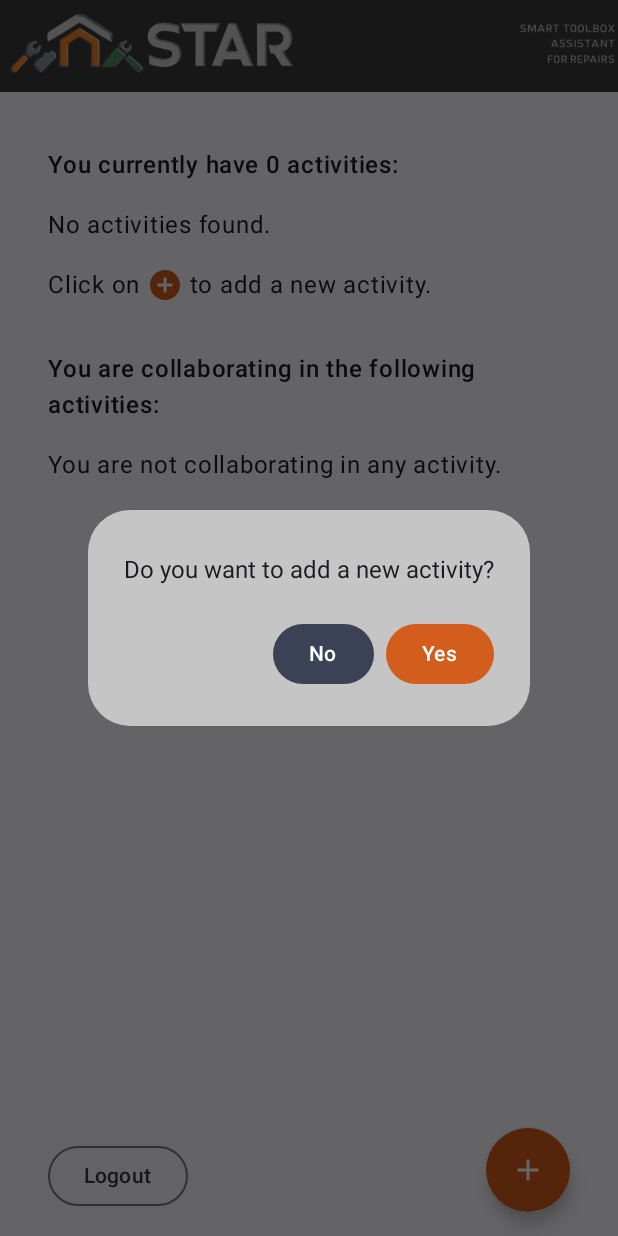
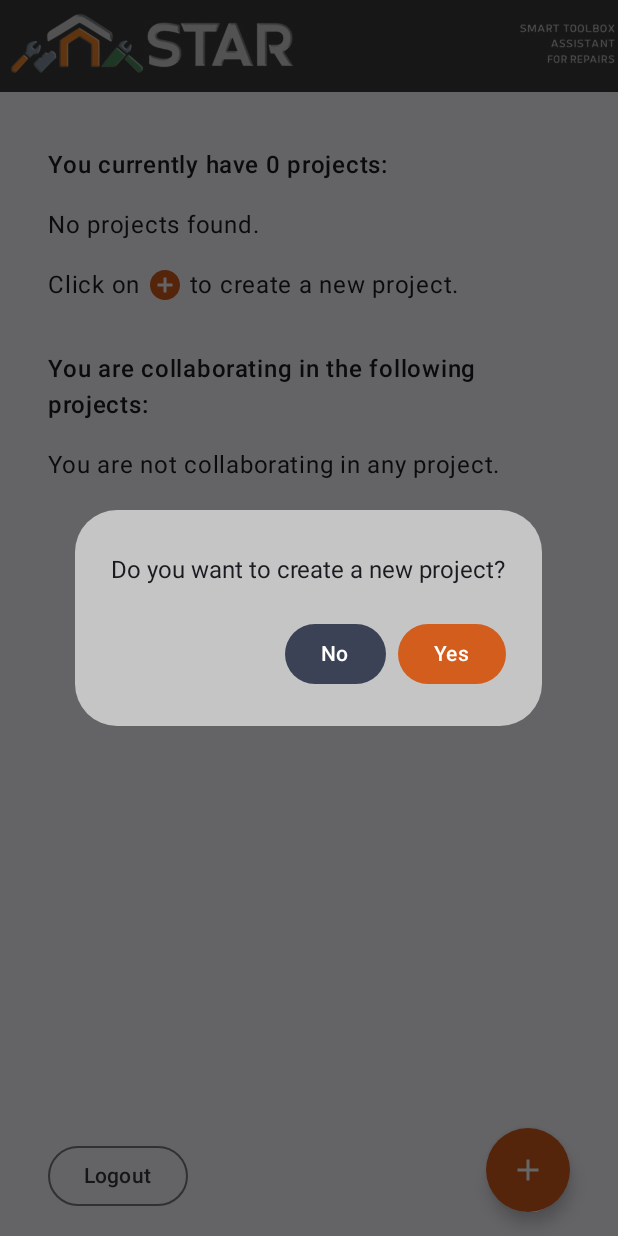
Before and after one commit to simonepascucci/STAR-Smart_Toolbox_Assistant_for_Repairs, an Android app built with Jetpack Compose: the RegistrationPage screen opened through its navigation route, after a tap on "Add", on a phone screen of 412 x 824 dp. Run offline under Robolectric (Android 15) with nearby library versions, the phone set to English and light mode, and no system bars; our stand-ins replace Firebase (no records; nobody signed in at launch, a user with empty details on screens opened directly), livedata-compose; libraries missing offline, so code that uses them is left out: com.google.ai.client, org.opencv.android; 1 statement that could not run was skipped.

Commit message:
UI changes

```diff
--- a/app/src/main/java/com/example/star/view/DisplayActivities.kt
+++ b/app/src/main/java/com/example/star/view/DisplayActivities.kt
@@ -88,7 +88,7 @@ fun CreateNewActivity(email: String, activityViewModel: ActivityViewModel) {
         OutlinedTextField(
             value = activityName,
             onValueChange = { activityName = it },
-            label = { Text("Activity Name") },
+            label = { Text("Project Name") },
             modifier = Modifier.fillMaxWidth(),
             keyboardOptions = KeyboardOptions(keyboardType = KeyboardType.Text),
             colors = OutlinedTextFieldDefaults.colors(
@@ -107,7 +107,7 @@ fun CreateNewActivity(email: String, activityViewModel: ActivityViewModel) {
                 value = activityCategory,
                 onValueChange = {},
                 readOnly = true,
-                label = { Text("Activity Category") },
+                label = { Text("Project Category") },
                 trailingIcon = { ExposedDropdownMenuDefaults.TrailingIcon(expanded = expanded) },
                 colors = OutlinedTextFieldDefaults.colors(
                     focusedBorderColor = Color(0xFF16590B),
@@ -145,7 +145,7 @@ fun CreateNewActivity(email: String, activityViewModel: ActivityViewModel) {
                     status = "STARTED"
                 )
 
-                Toast.makeText(context,"Activity created", Toast.LENGTH_SHORT).show()
+                Toast.makeText(context,"Project created", Toast.LENGTH_SHORT).show()
                 activityName = ""
                 activityCategory = ""
                 activityViewModel.disableForm()
@@ -204,7 +204,7 @@ fun DisplayActivities(
                 LazyColumn(modifier = Modifier.fillMaxSize()) {
                     item {
                         Text(
-                            text = "You currently have ${userActivities.size} activities:",
+                            text = "You currently have ${userActivities.size} projects:",
                             fontSize = 16.sp,
                             fontWeight = FontWeight.SemiBold,
                             modifier = Modifier.padding(8.dp)
@@ -212,15 +212,15 @@ fun DisplayActivities(
                     }
                     if (userActivities.isEmpty()) {
                         item {
-                            Text(text = "No activities found.", modifier = Modifier.padding(8.dp))
+                            Text(text = "No projects found.", modifier = Modifier.padding(8.dp))
                             Row(modifier = Modifier.padding(8.dp)) {
                                 Text(text = "Click on ")
                                 Icon(
                                     imageVector = Icons.Default.AddCircle,
-                                    contentDescription = "info",
+                                    contentDescription = "add",
                                     tint = Color(0xFFD25D1C)
                                 )
-                                Text(text = " to add a new activity.")
+                                Text(text = " to create a new project.")
                             }
                         }
                     } else {
@@ -235,7 +235,7 @@ fun DisplayActivities(
                     item {
                         Spacer(modifier = Modifier.height(16.dp))
                         Text(
-                            text = "You are collaborating in the following activities:",
+                            text = "You are collaborating in the following projects:",
                             fontSize = 16.sp,
                             fontWeight = FontWeight.SemiBold,
                             modifier = Modifier.padding(8.dp)
@@ -244,7 +244,7 @@ fun DisplayActivities(
                     if (userCollaborations.isEmpty()) {
                         item {
                             Text(
-                                text = "You are not collaborating in any activity.",
+                                text = "You are not collaborating in any project.",
                                 modifier = Modifier.padding(8.dp)
                             )
                         }
@@ -341,7 +341,7 @@ fun ActivityCard(
                     colors = ButtonDefaults.buttonColors(containerColor = Color(0xFF16590B)),
                     modifier = Modifier.weight(1f)
                 ) {
-                    Text(text = "Enter Activity", textAlign = TextAlign.End)
+                    Text(text = "Enter Project", textAlign = TextAlign.End)
                 }
             }
         }
--- a/app/src/main/java/com/example/star/view/GeminiChat.kt
+++ b/app/src/main/java/com/example/star/view/GeminiChat.kt
@@ -113,7 +113,7 @@ fun MessageList(modifier: Modifier, messageList: List<GeminiMessageModel>) {
                 contentDescription = "Ask Gemini",
                 tint = Color(0xFF627DD9)
             )
-            Text(text = "Let me help you with your repair!")
+            Text(text = "Let me help you with your project!")
         }
     } else {
         LazyColumn(
--- a/app/src/main/java/com/example/star/view/Home.kt
+++ b/app/src/main/java/com/example/star/view/Home.kt
@@ -97,7 +97,7 @@ fun HomePage(
                 AlertDialog(
                     containerColor = Color(0xFFC5C5C5),
                     onDismissRequest = { showDialog = false },
-                    title = { Text("Do you want to add a new activity?", fontSize = 16.sp) },
+                    title = { Text("Do you want to create a new project?", fontSize = 16.sp) },
                     confirmButton = {
                         Button(
                             onClick = {
--- a/app/src/main/java/com/example/star/view/Register.kt
+++ b/app/src/main/java/com/example/star/view/Register.kt
@@ -12,8 +12,13 @@ import androidx.compose.foundation.layout.height
 import androidx.compose.foundation.layout.padding
 import androidx.compose.foundation.layout.size
 import androidx.compose.foundation.text.KeyboardOptions
+import androidx.compose.material.icons.Icons
+import androidx.compose.material.icons.filled.Visibility
+import androidx.compose.material.icons.filled.VisibilityOff
 import androidx.compose.material3.Button
 import androidx.compose.material3.ButtonDefaults
+import androidx.compose.material3.Icon
+import androidx.compose.material3.IconButton
 import androidx.compose.material3.OutlinedTextField
 import androidx.compose.material3.OutlinedTextFieldDefaults
 import androidx.compose.material3.RadioButton
@@ -111,13 +116,15 @@ fun RegistrationPage(authViewModel: AuthViewModel, userViewModel: UserViewModel,
             visualTransformation = if (passwordVisible) VisualTransformation.None else PasswordVisualTransformation(),
             keyboardOptions = KeyboardOptions(keyboardType = KeyboardType.Password),
             trailingIcon = {
-                RadioButton(
-                    selected = confirmPasswordVisible,
-                    onClick = {
-                        passwordVisible = !passwordVisible
-                        confirmPasswordVisible = !confirmPasswordVisible
-                    }
-                )
+                IconButton(
+                    onClick = { passwordVisible = !passwordVisible }
+                ) {
+                    Icon(
+                        imageVector = if (!passwordVisible) Icons.Filled.Visibility else Icons.Filled.VisibilityOff,
+                        contentDescription = if (passwordVisible) "Hide password" else "Show password",
+                        tint = Color.Gray
+                    )
+                }
             },
             colors = OutlinedTextFieldDefaults.colors(
                 focusedBorderColor = Color(0xFF16590B),
@@ -138,7 +145,15 @@ fun RegistrationPage(authViewModel: AuthViewModel, userViewModel: UserViewModel,
             visualTransformation = if (confirmPasswordVisible) VisualTransformation.None else PasswordVisualTransformation(),
             keyboardOptions = KeyboardOptions(keyboardType = KeyboardType.Password),
             trailingIcon = {
-
+                IconButton(
+                    onClick = { confirmPasswordVisible = !confirmPasswordVisible }
+                ) {
+                    Icon(
+                        imageVector = if (!confirmPasswordVisible) Icons.Filled.Visibility else Icons.Filled.VisibilityOff,
+                        contentDescription = if (confirmPasswordVisible) "Hide password" else "Show password",
+                        tint = Color.Gray
+                    )
+                }
             },
             colors = OutlinedTextFieldDefaults.colors(
                 focusedBorderColor = Color(0xFF16590B),
```
Also changed, not shown: app/src/main/java/com/example/star/view/Activity.kt (+7 -7 lines), app/src/main/java/com/example/star/view/Login.kt (+14 -6 lines).
